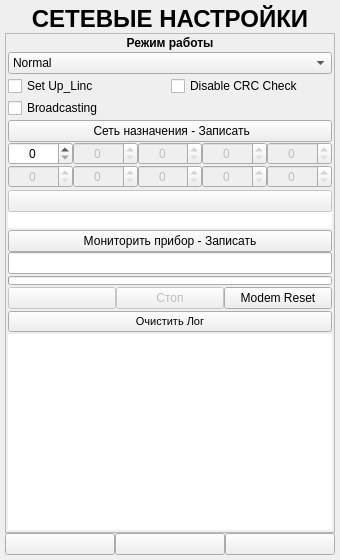
This is ANDROID_FORMS/sniffer_settings_form.ui in DavidSiegman/PLC_RF_Configurator as Qt 5 draws it before an edit. The edited form follows.
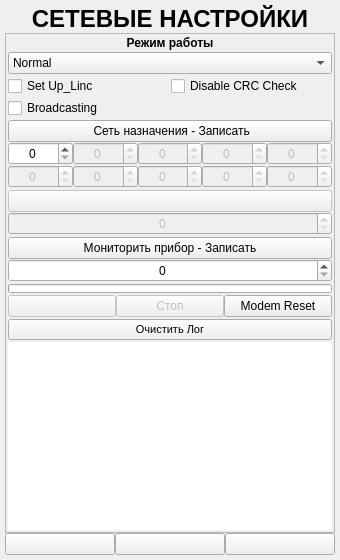
This is the edited form. Icons and pictures are not drawn.

Patch:
```diff
--- a/ANDROID_FORMS/sniffer_settings_form.ui
+++ b/ANDROID_FORMS/sniffer_settings_form.ui
@@ -586,39 +586,21 @@
              </widget>
             </item>
             <item>
-             <widget class="QLineEdit" name="NetLevel">
+             <widget class="QSpinBox" name="NetLevel">
               <property name="enabled">
                <bool>false</bool>
               </property>
-              <property name="sizePolicy">
-               <sizepolicy hsizetype="Expanding" vsizetype="Minimum">
-                <horstretch>0</horstretch>
-                <verstretch>0</verstretch>
-               </sizepolicy>
-              </property>
-              <property name="minimumSize">
-               <size>
-                <width>0</width>
-                <height>0</height>
-               </size>
-              </property>
-              <property name="maximumSize">
-               <size>
-                <width>16777215</width>
-                <height>16777215</height>
-               </size>
-              </property>
               <property name="font">
                <font>
                 <family>Microsoft YaHei UI</family>
                </font>
               </property>
-              <property name="styleSheet">
-               <string notr="true">border: none;</string>
-              </property>
               <property name="alignment">
                <set>Qt::AlignCenter</set>
               </property>
+              <property name="maximum">
+               <number>10</number>
+              </property>
              </widget>
             </item>
            </layout>
@@ -648,28 +630,7 @@
              </widget>
             </item>
             <item>
-             <widget class="QLineEdit" name="DeviceMonitorSN">
-              <property name="enabled">
-               <bool>true</bool>
-              </property>
-              <property name="sizePolicy">
-               <sizepolicy hsizetype="Expanding" vsizetype="Minimum">
-                <horstretch>0</horstretch>
-                <verstretch>0</verstretch>
-               </sizepolicy>
-              </property>
-              <property name="minimumSize">
-               <size>
-                <width>0</width>
-                <height>0</height>
-               </size>
-              </property>
-              <property name="maximumSize">
-               <size>
-                <width>16777215</width>
-                <height>16777215</height>
-               </size>
-              </property>
+             <widget class="QSpinBox" name="DeviceMonitorSN">
               <property name="font">
                <font>
                 <family>Microsoft YaHei UI</family>
@@ -678,6 +639,9 @@
               <property name="alignment">
                <set>Qt::AlignCenter</set>
               </property>
+              <property name="maximum">
+               <number>429496729</number>
+              </property>
              </widget>
             </item>
            </layout>
```
